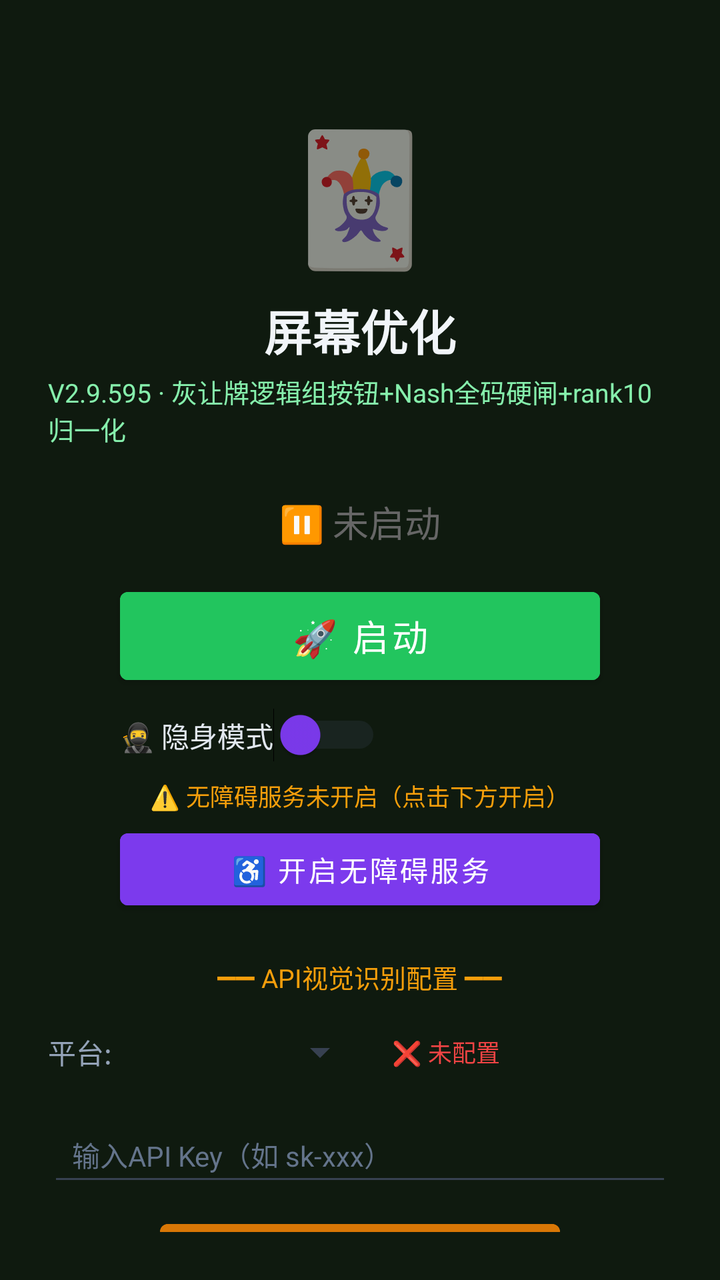
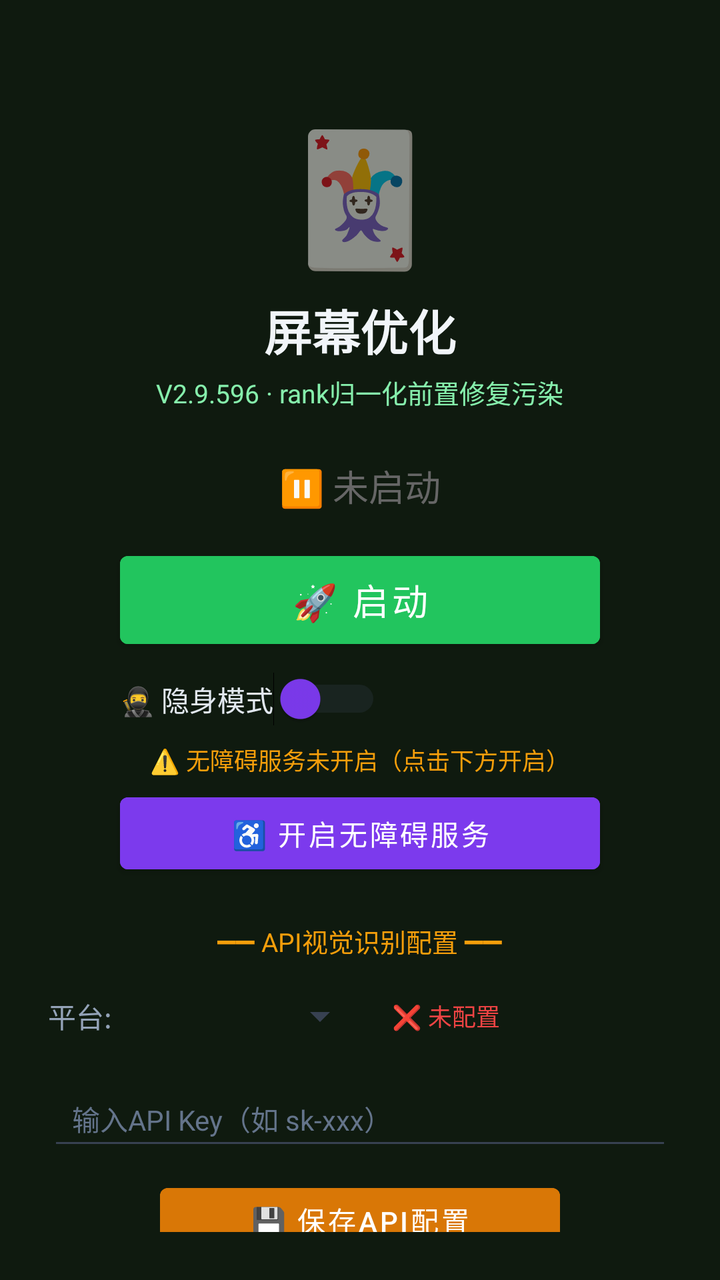

The first picture is an Android layout as it rendered before a commit; the second is the same layout after the commit. The layout source and the unified diff follow.
<!-- AndroidManifest.xml: activity theme Theme.MjScreenshot -->
<!-- res/layout/activity_main.xml -->
<?xml version="1.0" encoding="utf-8"?>
<LinearLayout xmlns:android="http://schemas.android.com/apk/res/android"
    android:layout_width="match_parent"
    android:layout_height="match_parent"
    android:orientation="vertical"
    android:background="#0f1a0f"
    android:padding="24dp"
    android:gravity="center_horizontal">

    <TextView
        android:layout_width="wrap_content"
        android:layout_height="wrap_content"
        android:text="🃏"
        android:textSize="64sp"
        android:layout_marginTop="30dp" />

    <TextView
        android:layout_width="wrap_content"
        android:layout_height="wrap_content"
        android:text="屏幕优化"
        android:textSize="24sp"
        android:textColor="#f1f5f9"
        android:textStyle="bold"
        android:layout_marginTop="8dp" />

    <TextView
        android:layout_width="wrap_content"
        android:layout_height="wrap_content"
        android:text="V2.9.595 · 灰让牌逻辑组按钮+Nash全码硬闸+rank10归一化"
        android:textSize="13sp"
        android:textColor="#86efac"
        android:layout_marginTop="4dp" />

    <TextView
        android:id="@+id/tvStatus"
        android:layout_width="wrap_content"
        android:layout_height="wrap_content"
        android:text="⏸ 未启动"
        android:textSize="18sp"
        android:textColor="#666666"
        android:layout_marginTop="24dp" />

    <Button
        android:id="@+id/btnStart"
        android:layout_width="240dp"
        android:layout_height="56dp"
        android:text="🚀 启动"
        android:textSize="18sp"
        android:textColor="#ffffff"
        android:backgroundTint="#22c55e"
        android:layout_marginTop="16dp" />

    <Button
        android:id="@+id/btnHelper"
        android:layout_width="240dp"
        android:layout_height="56dp"
        android:text="🃏 打开智囊"
        android:textSize="16sp"
        android:textColor="#ffffff"
        android:backgroundTint="#16a34a"
        android:layout_marginTop="12dp"
        android:visibility="gone" />

    
    <LinearLayout
        android:layout_width="240dp"
        android:layout_height="wrap_content"
        android:orientation="horizontal"
        android:gravity="center_vertical"
        android:layout_marginTop="8dp">

        <Switch
            android:id="@+id/switchStealth"
            android:layout_width="wrap_content"
            android:layout_height="wrap_content"
            android:text="🥷 隐身模式"
            android:textColor="#e2e8f0"
            android:textSize="14sp"
            android:thumbTint="#7c3aed"
            android:trackTint="#374151" />
    </LinearLayout>

    <TextView
        android:id="@+id/tvAccessibilityStatus"
        android:layout_width="wrap_content"
        android:layout_height="wrap_content"
        android:text="⚠️ 无障碍服务未开启（点击下方开启）"
        android:textSize="12sp"
        android:textColor="#f59e0b"
        android:layout_marginTop="8dp"
        android:gravity="center" />

    <Button
        android:id="@+id/btnAccessibility"
        android:layout_width="240dp"
        android:layout_height="48dp"
        android:text="♿ 开启无障碍服务"
        android:textSize="14sp"
        android:textColor="#ffffff"
        android:backgroundTint="#7c3aed"
        android:layout_marginTop="4dp" />

    <TextView
        android:layout_width="wrap_content"
        android:layout_height="wrap_content"
        android:text="━━ API视觉识别配置 ━━"
        android:textSize="13sp"
        android:textColor="#f59e0b"
        android:layout_marginTop="20dp" />

    <LinearLayout
        android:layout_width="match_parent"
        android:layout_height="wrap_content"
        android:orientation="horizontal"
        android:layout_marginTop="8dp"
        android:gravity="center_vertical">

        <TextView
            android:layout_width="wrap_content"
            android:layout_height="wrap_content"
            android:text="平台:"
            android:textSize="14sp"
            android:textColor="#94a3b8" />

        <Spinner
            android:id="@+id/spinnerProvider"
            android:layout_width="120dp"
            android:layout_height="40dp"
            android:layout_marginStart="8dp"
            android:backgroundTint="#374151" />

        <TextView
            android:id="@+id/tvApiStatus"
            android:layout_width="wrap_content"
            android:layout_height="wrap_content"
            android:text="❌ 未配置"
            android:textSize="12sp"
            android:textColor="#ef4444"
            android:layout_marginStart="12dp" />
    </LinearLayout>

    <EditText
        android:id="@+id/etApiKey"
        android:layout_width="match_parent"
        android:layout_height="44dp"
        android:hint="输入API Key（如 sk-xxx）"
        android:textSize="14sp"
        android:textColor="#e2e8f0"
        android:textColorHint="#64748b"
        android:backgroundTint="#374151"
        android:inputType="textPassword"
        android:layout_marginTop="8dp"
        android:paddingStart="12dp"
        android:paddingEnd="12dp" />

    <Button
        android:id="@+id/btnSaveApi"
        android:layout_width="200dp"
        android:layout_height="44dp"
        android:text="💾 保存API配置"
        android:textSize="14sp"
        android:textColor="#ffffff"
        android:backgroundTint="#d97706"
        android:layout_marginTop="8dp" />

    <TextView
        android:id="@+id/tvHint"
        android:layout_width="wrap_content"
        android:layout_height="wrap_content"
        android:text="先点上方按钮启动截屏"
        android:textSize="13sp"
        android:textColor="#666666"
        android:layout_marginTop="12dp"
        android:gravity="center" />

    <TextView
        android:layout_width="wrap_content"
        android:layout_height="wrap_content"
        android:text="使用步骤：\n1. 配置API Key（支持OpenAI/通义千问VL/硅基流动）\n2. 点「开启无障碍服务」→ 开启\n3. 开启「🥷隐身模式」(反检测)\n4. 点「启动」→ 允许悬浮窗\n5. 打牌时点屏幕上的🎯悬浮球即可截屏识别\n★ 拖动悬浮球可移到不挡牌的位置 ★\n★ 长按悬浮球可展开/收起详细面板 ★\n★ 悬浮球边框颜色=建议：绿=加注 橙=跟注 红=弃牌 ★"
        android:textSize="12sp"
        android:textColor="#64748b"
        android:layout_marginTop="12dp"
        android:lineSpacingExtra="3dp" />

</LinearLayout>
<!-- resources referenced by this layout -->
<resources>
  <style name="Theme.MjScreenshot" parent="Theme.MaterialComponents.DayNight.DarkActionBar">
          <item name="colorPrimary">#1e40af</item>
          <item name="colorPrimaryVariant">#1e3a8a</item>
          <item name="colorOnPrimary">#ffffff</item>
          <item name="android:statusBarColor">#0f172a</item>
      </style>
</resources>

<!-- the commit's change to res/layout/activity_main.xml (unified diff, before → after) -->
@@ -26,7 +26,7 @@
     <TextView
         android:layout_width="wrap_content"
         android:layout_height="wrap_content"
-        android:text="V2.9.595 · 灰让牌逻辑组按钮+Nash全码硬闸+rank10归一化"
+        android:text="V2.9.596 · rank归一化前置修复污染"
         android:textSize="13sp"
         android:textColor="#86efac"
         android:layout_marginTop="4dp" />
